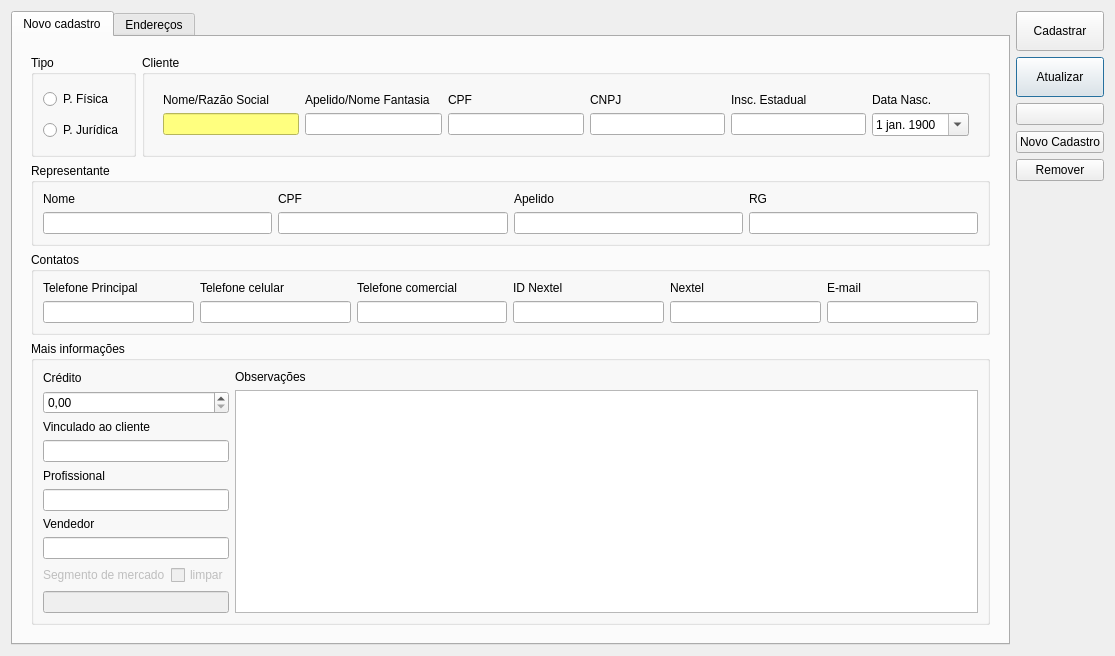
The window that ui/cadastrocliente.ui (lellisls/ERP-STACCATO) describes before a commit, drawn with Qt 5.
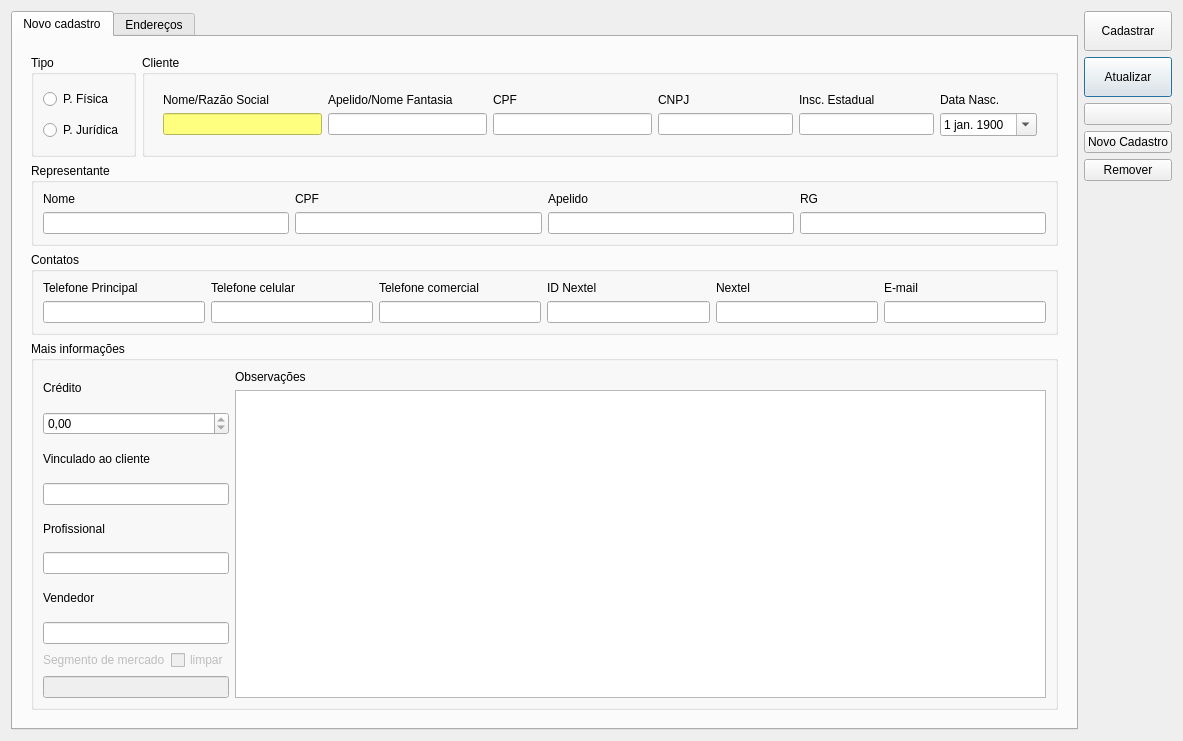
The same window after the commit. Icons and pictures are not drawn. Custom widgets are drawn as their Qt base class.

```diff
--- a/ui/cadastrocliente.ui
+++ b/ui/cadastrocliente.ui
@@ -9,8 +9,8 @@
    <rect>
     <x>0</x>
     <y>0</y>
-    <width>1115</width>
-    <height>647</height>
+    <width>1183</width>
+    <height>741</height>
    </rect>
   </property>
   <property name="windowTitle">
@@ -140,7 +140,8 @@
                      <string>Nome/Razão Social</string>
                     </property>
                     <property name="styleSheet">
-                     <string notr="true">background-color: rgb(255, 255, 127);</string>
+                     <string notr="true">background-color: rgb(255, 255, 127);
+color: rgb(0, 0, 0);</string>
                     </property>
                    </widget>
                   </item>
@@ -554,13 +555,6 @@
               <layout class="QGridLayout" name="gridLayout">
                <item row="0" column="0">
                 <layout class="QGridLayout" name="gridLayout_11">
-                 <item row="6" column="0">
-                  <widget class="QLabel" name="label_41">
-                   <property name="text">
-                    <string>Vendedor</string>
-                   </property>
-                  </widget>
-                 </item>
                  <item row="3" column="0" colspan="2">
                   <widget class="ItemBox" name="itemBoxCliente">
                    <property name="accessibleName">
@@ -568,20 +562,6 @@
                    </property>
                   </widget>
                  </item>
-                 <item row="4" column="0">
-                  <widget class="QLabel" name="label_42">
-                   <property name="text">
-                    <string>Profissional</string>
-                   </property>
-                  </widget>
-                 </item>
-                 <item row="2" column="0">
-                  <widget class="QLabel" name="label_43">
-                   <property name="text">
-                    <string>Vinculado ao cliente</string>
-                   </property>
-                  </widget>
-                 </item>
                  <item row="7" column="0" colspan="2">
                   <widget class="ItemBox" name="itemBoxVendedor">
                    <property name="accessibleName">
@@ -626,16 +606,44 @@
                    </property>
                   </widget>
                  </item>
-                 <item row="0" column="0">
+                 <item row="1" column="0" colspan="2">
+                  <widget class="QDoubleSpinBox" name="doubleSpinBoxCredito">
+                   <property name="readOnly">
+                    <bool>true</bool>
+                   </property>
+                   <property name="maximum">
+                    <double>99999.990000000005239</double>
+                   </property>
+                  </widget>
+                 </item>
+                 <item row="6" column="0" colspan="2">
+                  <widget class="QLabel" name="label_41">
+                   <property name="text">
+                    <string>Vendedor</string>
+                   </property>
+                  </widget>
+                 </item>
+                 <item row="4" column="0" colspan="2">
+                  <widget class="QLabel" name="label_42">
+                   <property name="text">
+                    <string>Profissional</string>
+                   </property>
+                  </widget>
+                 </item>
+                 <item row="2" column="0" colspan="2">
+                  <widget class="QLabel" name="label_43">
+                   <property name="text">
+                    <string>Vinculado ao cliente</string>
+                   </property>
+                  </widget>
+                 </item>
+                 <item row="0" column="0" colspan="2">
                   <widget class="QLabel" name="label_2">
                    <property name="text">
                     <string>Crédito</string>
                    </property>
                   </widget>
                  </item>
-                 <item row="1" column="0" colspan="2">
-                  <widget class="QDoubleSpinBox" name="doubleSpinBoxCredito"/>
-                 </item>
                 </layout>
                </item>
                <item row="0" column="1">
```
